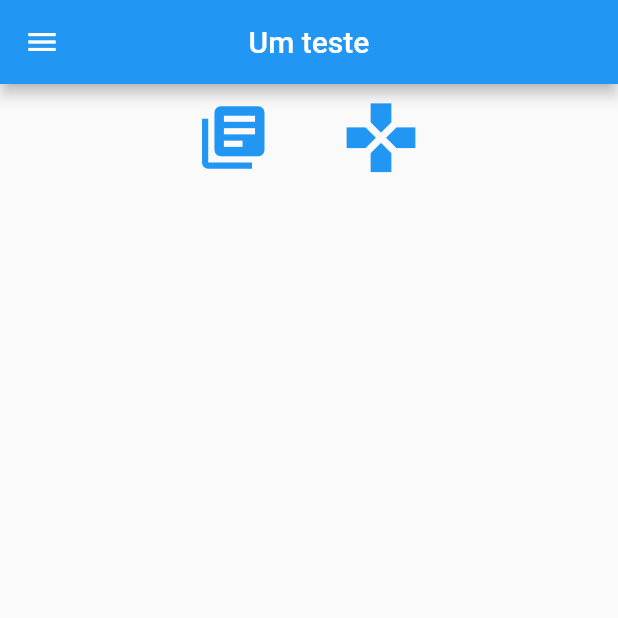
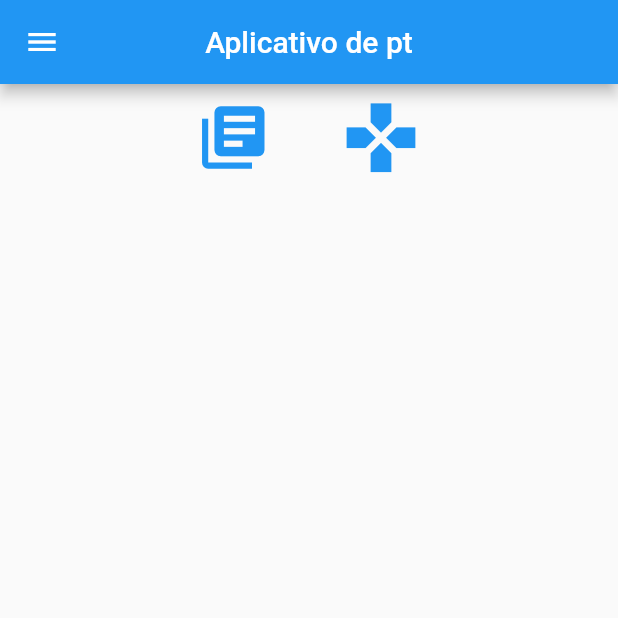
Before and after one commit to KlebersonToro/Projeto-de-Pesquisa-Port-IFRJ, a Flutter app: the screen it shows after launch, on a phone screen of 412 x 824 dp, the top half of it. Run offline on Flutter 3.47's test engine with Material 2 defaults, Android fonts, the phone set to English and light mode, and no system bars.

Commit message:
Testerubens

```diff
--- a/teste_port/test_port/lib/home/home.dart
+++ b/teste_port/test_port/lib/home/home.dart
@@ -14,7 +14,7 @@ class _HomeScreenState extends State<HomeScreen> {
     return Scaffold(
       drawer: Drawer(), //? Widget da "gaveta" posicionada a direita
       appBar: AppBar(
-        title: Text("Um teste"),
+        title: Text("Aplicativo de pt"),//testando
         centerTitle: true,
       ),
       body: Column(
```
